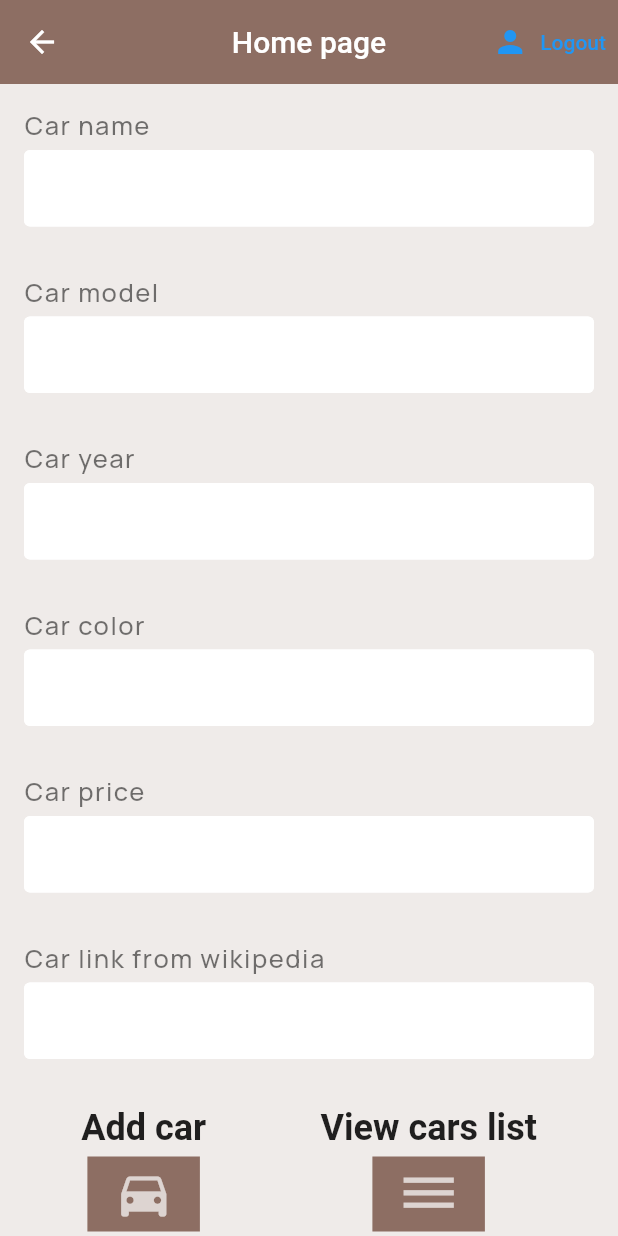
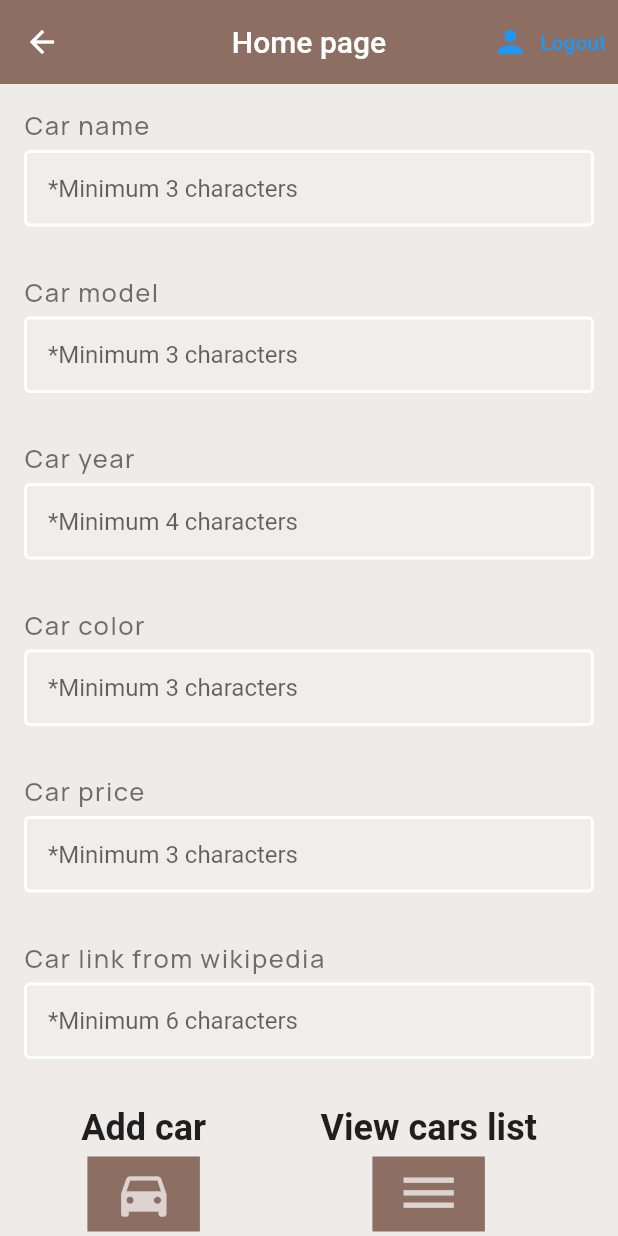
Before and after one commit to dumitrutony03/project_for_13_april, a Flutter app: the Home screen opened directly, on a phone screen of 412 x 824 dp. Run offline on Flutter 3.47's test engine with Material 2 defaults, Android fonts, the light colour scheme and no system bars; our stand-ins replace cloud_firestore, firebase_auth, firebase_core, flutter_spinkit, google_fonts; missing offline and left inert: favorite_button; accounts and stored records are empty; network calls fail.

```diff
--- a/lib/screens/pages/input_cars_from_user.dart
+++ b/lib/screens/pages/input_cars_from_user.dart
@@ -68,7 +68,7 @@ class _InputCarsFromUserState extends State<InputCarsFromUser> {
                         controller: _myController.carNameController,
                         keyboardType: TextInputType.text,
                         obscureText: false,
-                        decoration: textInputDecoration,
+                        decoration: textInputDecoration.copyWith(hintText: '*Minimum 3 characters'),
                       ),
                     ],
                   ),
@@ -92,7 +92,7 @@ class _InputCarsFromUserState extends State<InputCarsFromUser> {
                         controller: _myController.carModelController,
                         keyboardType: TextInputType.text,
                         obscureText: false,
-                        decoration: textInputDecoration,
+                        decoration: textInputDecoration.copyWith(hintText: '*Minimum 3 characters'),
                       ),
                     ],
                   ),
@@ -114,9 +114,9 @@ class _InputCarsFromUserState extends State<InputCarsFromUser> {
                       ),
                       TextField(
                         controller: _myController.carYearController,
-                        keyboardType: TextInputType.text,
+                        keyboardType: TextInputType.number,
                         obscureText: false,
-                        decoration: textInputDecoration,
+                        decoration: textInputDecoration.copyWith(hintText: '*Minimum 4 characters'),
                       ),
                     ],
                   ),
@@ -140,7 +140,7 @@ class _InputCarsFromUserState extends State<InputCarsFromUser> {
                         controller: _myController.carColorController,
                         keyboardType: TextInputType.text,
                         obscureText: false,
-                        decoration: textInputDecoration,
+                        decoration: textInputDecoration.copyWith(hintText: '*Minimum 3 characters'),
                       ),
                     ],
                   ),
@@ -164,7 +164,7 @@ class _InputCarsFromUserState extends State<InputCarsFromUser> {
                         controller: _myController.carPriceController,
                         keyboardType: TextInputType.number,
                         obscureText: false,
-                        decoration: textInputDecoration,
+                        decoration: textInputDecoration.copyWith(hintText: '*Minimum 3 characters'),
                       ),
                     ],
                   ),
@@ -188,7 +188,7 @@ class _InputCarsFromUserState extends State<InputCarsFromUser> {
                         controller: _myController.carPhotoController,
                         keyboardType: TextInputType.text,
                         obscureText: false,
-                        decoration: textInputDecoration,
+                        decoration: textInputDecoration.copyWith(hintText: '*Minimum 6 characters'),
                       ),
                     ],
                   ),
@@ -244,9 +244,7 @@ class _InputCarsFromUserState extends State<InputCarsFromUser> {
                   an ID automated generated by Firebase Google Cloud.
                    */
                                 if (!result) {
-                                  print('date introduse gresit');
-
-                                  showSnackBAR('Date introduse gresit', context, Colors.white, Colors.red);
+                                  showSnackBAR('Wrong input!', context, Colors.white, Colors.red);
 
                                 } else {
                                   Car car = Car(
--- a/lib/shared/constants.dart
+++ b/lib/shared/constants.dart
@@ -1,7 +1,7 @@
 import 'package:flutter/material.dart';
 
 const textInputDecoration = InputDecoration(
-  fillColor: Colors.white,
+  fillColor: Colors.white12,
   filled: true,
   contentPadding: EdgeInsets.all(16.0),
   enabledBorder: OutlineInputBorder(
```
Also changed, not shown: lib/screens/authenticate/register.dart (+6 -6 lines), lib/screens/authenticate/sign_in.dart (+9 -8 lines), lib/screens/pages/car_list_view.dart (+23 -11 lines).
